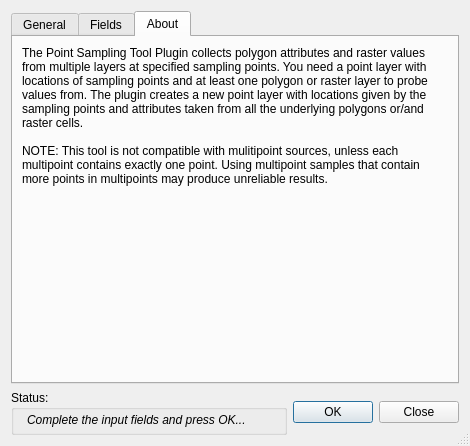
borysiasty/pointsamplingtool, file pointSamplingToolUi.ui: the form before one commit.
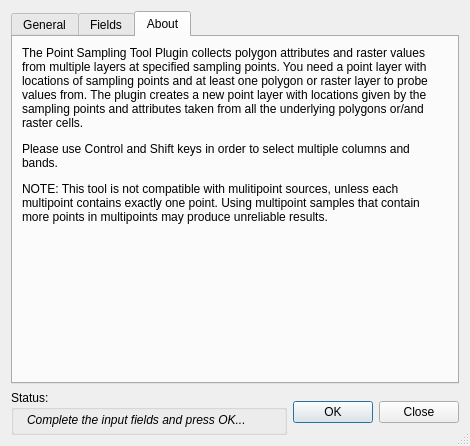
The form after the commit. The open tabs and pages were chosen to show the change. Icons and pictures are not drawn.

Commit message: v0.4.1. Multiselection of columns and bands with Ctrl and Shift keys

```diff
--- a/pointSamplingToolUi.ui
+++ b/pointSamplingToolUi.ui
@@ -187,9 +187,7 @@
           <cursorShape>ArrowCursor</cursorShape>
          </property>
          <property name="text">
-          <string>The Point Sampling Tool Plugin collects polygon attributes and raster values from multiple layers at specified sampling points. You need a point layer with locations of sampling points and at least one polygon or raster layer to probe values from. The plugin creates a new point layer with locations given by the sampling points and attributes taken from all the underlying polygons or/and raster cells.
-
-NOTE: This tool is not compatible with mulitipoint sources, unless each multipoint contains exactly one point. Using multipoint samples that contain more points in multipoints may produce unreliable results.</string>
+          <string>&lt;html&gt;&lt;head/&gt;&lt;body&gt;&lt;p&gt;The Point Sampling Tool Plugin collects polygon attributes and raster values from multiple layers at specified sampling points. You need a point layer with locations of sampling points and at least one polygon or raster layer to probe values from. The plugin creates a new point layer with locations given by the sampling points and attributes taken from all the underlying polygons or/and raster cells.&lt;/p&gt;&lt;p&gt;Please use Control and Shift keys in order to select multiple columns and bands.&lt;/p&gt;&lt;p&gt;NOTE: This tool is not compatible with mulitipoint sources, unless each multipoint contains exactly one point. Using multipoint samples that contain more points in multipoints may produce unreliable results.&lt;/p&gt;&lt;/body&gt;&lt;/html&gt;</string>
          </property>
          <property name="textFormat">
           <enum>Qt::AutoText</enum>
```
Left out of the diff: 2 changed lines with no effect on the pictures. The commit also changes 4 other files.
